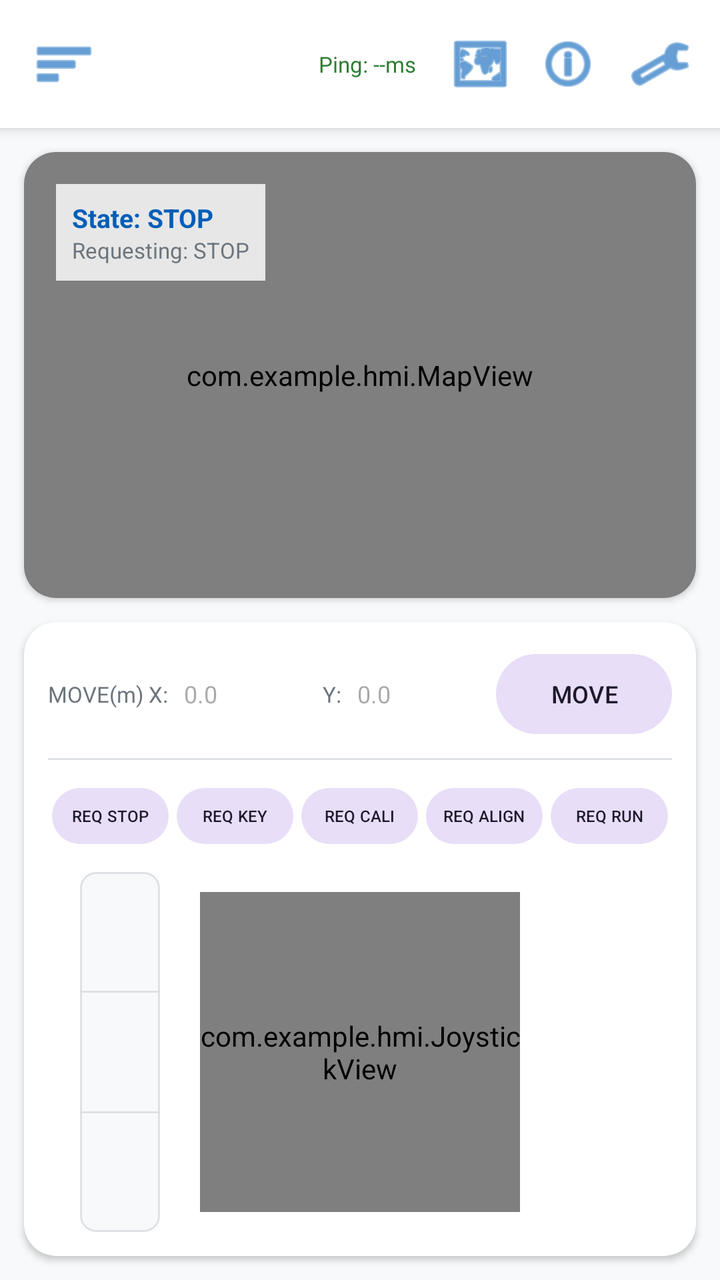
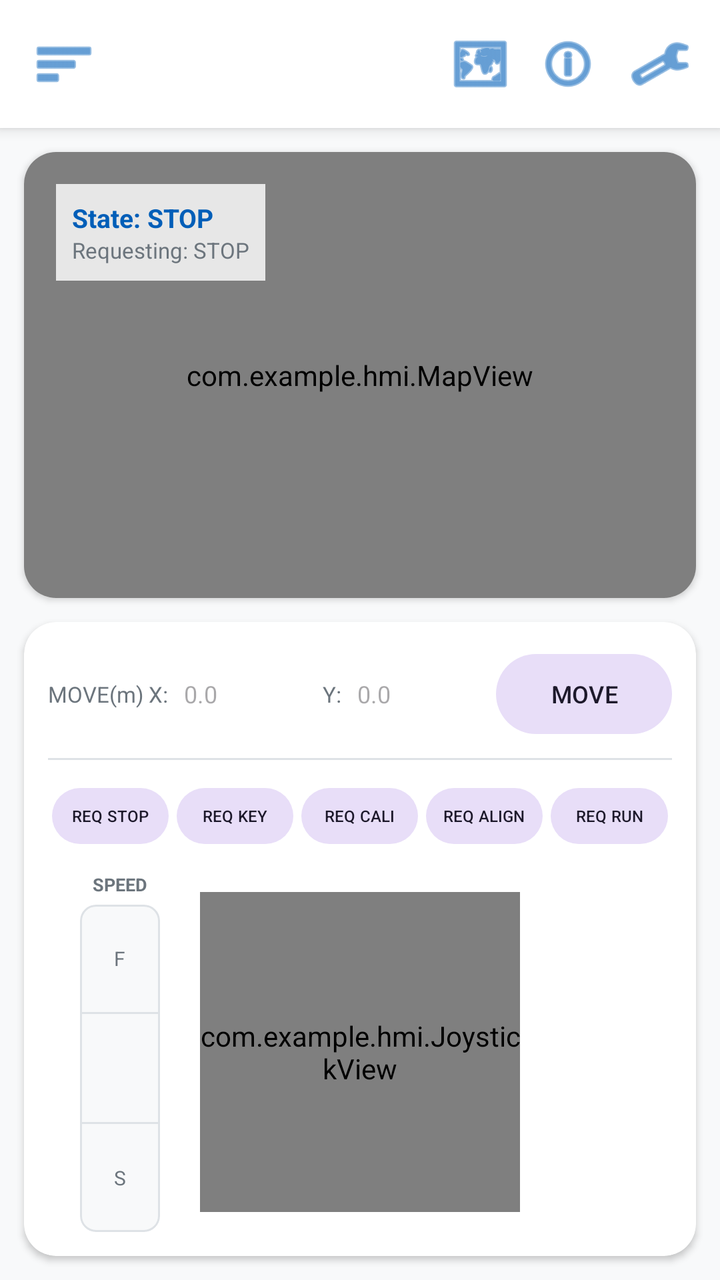

Two renders of the same Android screen: before a commit and after it. Below are the layout's source before the change and the commit's diff.
<!-- AndroidManifest.xml: application theme Theme.HMI -->
<!-- res/layout/fragment_control.xml -->
<?xml version="1.0" encoding="utf-8"?>
<androidx.constraintlayout.widget.ConstraintLayout xmlns:android="http://schemas.android.com/apk/res/android"
    xmlns:app="http://schemas.android.com/apk/res-auto"
    android:layout_width="match_parent"
    android:layout_height="match_parent"
    android:background="@color/surface_background">

    <include
        android:id="@+id/topBar"
        layout="@layout/layout_top_bar"
        app:layout_constraintTop_toTopOf="parent" />

    
    <com.google.android.material.card.MaterialCardView
        android:id="@+id/mapCard"
        style="@style/HMI.Card"
        android:layout_width="0dp"
        android:layout_height="0dp"
        android:layout_margin="12dp"
        app:layout_constraintTop_toBottomOf="@id/topBar"
        app:layout_constraintBottom_toTopOf="@id/bottomControl"
        app:layout_constraintStart_toStartOf="parent"
        app:layout_constraintEnd_toEndOf="parent">

        <com.example.hmi.MapView
            android:id="@+id/mapViewZoom"
            android:layout_width="match_parent"
            android:layout_height="match_parent" />

        
        <LinearLayout
            android:layout_width="wrap_content"
            android:layout_height="wrap_content"
            android:orientation="vertical"
            android:background="#D0FFFFFF"
            android:padding="8dp"
            android:layout_margin="16dp">
            <TextView
                android:id="@+id/tvCurrentState"
                android:layout_width="wrap_content"
                android:layout_height="wrap_content"
                android:text="State: STOP"
                android:textSize="13sp"
                android:textStyle="bold"
                android:textColor="@color/uos_blue" />
            <TextView
                android:id="@+id/tvRequestedState"
                android:layout_width="wrap_content"
                android:layout_height="wrap_content"
                android:text="Requesting: STOP"
                android:textSize="11sp"
                android:textColor="@color/text_secondary" />
        </LinearLayout>
    </com.google.android.material.card.MaterialCardView>

    
    <com.google.android.material.card.MaterialCardView
        android:id="@+id/bottomControl"
        style="@style/HMI.Card"
        android:layout_width="0dp"
        android:layout_height="wrap_content"
        android:layout_margin="12dp"
        app:layout_constraintBottom_toBottomOf="parent"
        app:layout_constraintStart_toStartOf="parent"
        app:layout_constraintEnd_toEndOf="parent">

        <LinearLayout
            android:layout_width="match_parent"
            android:layout_height="wrap_content"
            android:orientation="vertical"
            android:padding="12dp">

            
            <LinearLayout
                android:layout_width="match_parent"
                android:layout_height="wrap_content"
                android:orientation="horizontal"
                android:gravity="center_vertical"
                android:paddingBottom="8dp">
                <TextView android:layout_width="wrap_content" android:layout_height="wrap_content" android:text="MOVE(m) X:" android:textSize="11sp" android:textColor="@color/text_secondary" />
                <EditText android:id="@+id/etTargetX" android:layout_width="0dp" android:layout_height="wrap_content" android:layout_weight="1" android:inputType="numberDecimal|numberSigned" android:hint="0.0" android:textSize="12sp" android:background="@null" android:padding="4dp" android:layout_marginStart="4dp" />
                <TextView android:layout_width="wrap_content" android:layout_height="wrap_content" android:text="Y:" android:textSize="11sp" android:layout_marginStart="8dp" android:textColor="@color/text_secondary" />
                <EditText android:id="@+id/etTargetY" android:layout_width="0dp" android:layout_height="wrap_content" android:layout_weight="1" android:inputType="numberDecimal|numberSigned" android:hint="0.0" android:textSize="12sp" android:background="@null" android:padding="4dp" android:layout_marginStart="4dp" />
                <Button android:id="@+id/btnMove" style="@style/Widget.Material3.Button.TonalButton" android:layout_width="wrap_content" android:layout_height="wrap_content" android:text="MOVE" android:textSize="12sp" android:layout_marginStart="8dp" />
            </LinearLayout>

            <View android:layout_width="match_parent" android:layout_height="1dp" android:background="@color/border_gray" android:layout_marginBottom="8dp" />

            
            <LinearLayout
                android:layout_width="match_parent"
                android:layout_height="wrap_content"
                android:orientation="horizontal">
                <Button android:id="@+id/btnStop" style="@style/Widget.Material3.Button.TonalButton" android:layout_width="0dp" android:layout_height="36dp" android:layout_weight="1" android:text="REQ STOP" android:textSize="8sp" android:padding="0dp" android:layout_margin="2dp" />
                <Button android:id="@+id/btnKey" style="@style/Widget.Material3.Button.TonalButton" android:layout_width="0dp" android:layout_height="36dp" android:layout_weight="1" android:text="REQ KEY" android:textSize="8sp" android:padding="0dp" android:layout_margin="2dp" />
                <Button android:id="@+id/btnCali" style="@style/Widget.Material3.Button.TonalButton" android:layout_width="0dp" android:layout_height="36dp" android:layout_weight="1" android:text="REQ CALI" android:textSize="8sp" android:padding="0dp" android:layout_margin="2dp" />
                <Button android:id="@+id/btnAlign" style="@style/Widget.Material3.Button.TonalButton" android:layout_width="0dp" android:layout_height="36dp" android:layout_weight="1" android:text="REQ ALIGN" android:textSize="8sp" android:padding="0dp" android:layout_margin="2dp" />
                <Button android:id="@+id/btnRun" style="@style/Widget.Material3.Button.TonalButton" android:layout_width="0dp" android:layout_height="36dp" android:layout_weight="1" android:text="REQ RUN" android:textSize="8sp" android:padding="0dp" android:layout_margin="2dp" />
            </LinearLayout>

            
            <androidx.constraintlayout.widget.ConstraintLayout
                android:layout_width="match_parent"
                android:layout_height="180dp"
                android:layout_marginTop="8dp">

                
                <com.google.android.material.card.MaterialCardView
                    android:id="@+id/speedBarContainer"
                    android:layout_width="40dp"
                    android:layout_height="0dp"
                    android:layout_marginStart="16dp"
                    app:cardCornerRadius="8dp"
                    app:cardElevation="0dp"
                    app:layout_constraintBottom_toBottomOf="parent"
                    app:layout_constraintStart_toStartOf="parent"
                    app:layout_constraintTop_toTopOf="parent"
                    app:strokeColor="@color/border_gray"
                    app:strokeWidth="1dp"
                    android:clickable="true"
                    android:focusable="true">

                    <LinearLayout
                        android:layout_width="match_parent"
                        android:layout_height="match_parent"
                        android:orientation="vertical">

                        <View
                            android:id="@+id/speedFast"
                            android:layout_width="match_parent"
                            android:layout_height="0dp"
                            android:layout_weight="1"
                            android:background="@color/surface_background" />

                        <View
                            android:layout_width="match_parent"
                            android:layout_height="1dp"
                            android:background="@color/border_gray" />

                        <View
                            android:id="@+id/speedMedium"
                            android:layout_width="match_parent"
                            android:layout_height="0dp"
                            android:layout_weight="1"
                            android:background="@color/surface_background" />

                        <View
                            android:layout_width="match_parent"
                            android:layout_height="1dp"
                            android:background="@color/border_gray" />

                        <View
                            android:id="@+id/speedSlow"
                            android:layout_width="match_parent"
                            android:layout_height="0dp"
                            android:layout_weight="1"
                            android:background="@color/surface_background" />
                    </LinearLayout>
                </com.google.android.material.card.MaterialCardView>

                <com.example.hmi.JoystickView
                    android:id="@+id/joystickView"
                    android:layout_width="160dp"
                    android:layout_height="160dp"
                    app:layout_constraintBottom_toBottomOf="parent"
                    app:layout_constraintEnd_toEndOf="parent"
                    app:layout_constraintStart_toStartOf="parent"
                    app:layout_constraintTop_toTopOf="parent" />

            </androidx.constraintlayout.widget.ConstraintLayout>

        </LinearLayout>
    </com.google.android.material.card.MaterialCardView>

</androidx.constraintlayout.widget.ConstraintLayout>
<!-- res/layout/layout_top_bar.xml (included above) -->
<?xml version="1.0" encoding="utf-8"?>
<androidx.constraintlayout.widget.ConstraintLayout xmlns:android="http://schemas.android.com/apk/res/android"
    xmlns:app="http://schemas.android.com/apk/res-auto"
    android:layout_width="match_parent"
    android:layout_height="64dp"
    android:background="@color/surface_card"
    android:elevation="4dp"
    android:paddingEnd="8dp">

    <ImageButton
        android:id="@+id/btnMenu"
        android:layout_width="48dp"
        android:layout_height="48dp"
        android:src="@android:drawable/ic_menu_sort_by_size"
        android:background="?attr/selectableItemBackgroundBorderless"
        app:tint="@color/uos_blue"
        android:layout_marginStart="8dp"
        app:layout_constraintTop_toTopOf="parent"
        app:layout_constraintBottom_toBottomOf="parent"
        app:layout_constraintStart_toStartOf="parent" />

    <TextView
        android:id="@+id/tvPing"
        android:layout_width="wrap_content"
        android:layout_height="wrap_content"
        android:text="Ping: --ms"
        android:textSize="11sp"
        android:textColor="@color/accent_green"
        app:layout_constraintTop_toTopOf="parent"
        app:layout_constraintBottom_toBottomOf="parent"
        app:layout_constraintEnd_toStartOf="@id/btnFullMap"
        android:layout_marginEnd="12dp" />

    <ImageButton
        android:id="@+id/btnFullMap"
        android:layout_width="40dp"
        android:layout_height="40dp"
        android:src="@android:drawable/ic_menu_mapmode"
        android:background="?attr/selectableItemBackgroundBorderless"
        app:tint="@color/uos_blue"
        app:layout_constraintTop_toTopOf="parent"
        app:layout_constraintBottom_toBottomOf="parent"
        app:layout_constraintEnd_toStartOf="@id/btnLogs"
        android:layout_marginEnd="4dp" />

    <ImageButton
        android:id="@+id/btnLogs"
        android:layout_width="40dp"
        android:layout_height="40dp"
        android:src="@android:drawable/ic_menu_info_details"
        android:background="?attr/selectableItemBackgroundBorderless"
        app:tint="@color/uos_blue"
        app:layout_constraintTop_toTopOf="parent"
        app:layout_constraintBottom_toBottomOf="parent"
        app:layout_constraintEnd_toStartOf="@id/btnSettings"
        android:layout_marginEnd="4dp" />

    <ImageButton
        android:id="@+id/btnSettings"
        android:layout_width="44dp"
        android:layout_height="44dp"
        android:src="@android:drawable/ic_menu_manage"
        android:background="?attr/selectableItemBackgroundBorderless"
        app:tint="@color/uos_blue"
        app:layout_constraintTop_toTopOf="parent"
        app:layout_constraintBottom_toBottomOf="parent"
        app:layout_constraintEnd_toEndOf="parent" />

</androidx.constraintlayout.widget.ConstraintLayout>
<!-- resources referenced by this layout -->
<resources>
  <color name="accent_green">#2E7D32</color>
  <color name="border_gray">#DEE2E6</color>
  <color name="surface_background">#F8F9FA</color>
  <color name="surface_card">#FFFFFF</color>
  <color name="text_secondary">#6C757D</color>
  <color name="uos_blue">#005EB8</color>
  <style name="HMI.Card" parent="Widget.Material3.CardView.Elevated">
          <item name="cardBackgroundColor">@color/surface_card</item>
          <item name="cardCornerRadius">16dp</item>
          <item name="cardElevation">2dp</item>
      </style>
  <style name="Theme.HMI" parent="Base.Theme.HMI" />
  <style name="Base.Theme.HMI" parent="Theme.Material3.DayNight.NoActionBar">
          <item name="colorPrimary">@color/uos_blue</item>
          <item name="colorOnPrimary">@color/white</item>
          <item name="colorSecondary">@color/uos_blue_dark</item>
          <item name="android:windowBackground">@color/surface_background</item>
  
          
          <item name="android:statusBarColor">@android:color/transparent</item>
          <item name="android:navigationBarColor">@android:color/transparent</item>
          <item name="android:windowLightStatusBar" tools:targetApi="m">true</item>
          <item name="android:windowLightNavigationBar" tools:targetApi="o">true</item>
  
          <item name="shapeAppearanceSmallComponent">@style/ShapeAppearance.HMI.Small</item>
          <item name="shapeAppearanceMediumComponent">@style/ShapeAppearance.HMI.Medium</item>
      </style>
  <color name="white">#FFFFFFFF</color>
  <color name="uos_blue_dark">#004094</color>
  <style name="ShapeAppearance.HMI.Small" parent="ShapeAppearance.Material3.SmallComponent">
          <item name="cornerSize">8dp</item>
      </style>
  <style name="ShapeAppearance.HMI.Medium" parent="ShapeAppearance.Material3.MediumComponent">
          <item name="cornerSize">16dp</item>
      </style>
</resources>

<!-- the commit's change to res/layout/fragment_control.xml (unified diff, before → after) -->
@@ -105,58 +105,98 @@
                 android:layout_marginTop="8dp">
 
                 
-                <com.google.android.material.card.MaterialCardView
-                    android:id="@+id/speedBarContainer"
-                    android:layout_width="40dp"
+                <LinearLayout
+                    android:id="@+id/speedControlArea"
+                    android:layout_width="wrap_content"
                     android:layout_height="0dp"
                     android:layout_marginStart="16dp"
-                    app:cardCornerRadius="8dp"
-                    app:cardElevation="0dp"
+                    android:orientation="vertical"
+                    android:gravity="center_horizontal"
                     app:layout_constraintBottom_toBottomOf="parent"
                     app:layout_constraintStart_toStartOf="parent"
-                    app:layout_constraintTop_toTopOf="parent"
-                    app:strokeColor="@color/border_gray"
-                    app:strokeWidth="1dp"
-                    android:clickable="true"
-                    android:focusable="true">
-
-                    <LinearLayout
-                        android:layout_width="match_parent"
-                        android:layout_height="match_parent"
-                        android:orientation="vertical">
-
-                        <View
-                            android:id="@+id/speedFast"
+                    app:layout_constraintTop_toTopOf="parent">
+
+                    <TextView
+                        android:layout_width="wrap_content"
+                        android:layout_height="wrap_content"
+                        android:text="SPEED"
+                        android:textSize="9sp"
+                        android:textStyle="bold"
+                        android:textColor="@color/text_secondary"
+                        android:layout_marginBottom="4dp" />
+
+                    <com.google.android.material.card.MaterialCardView
+                        android:id="@+id/speedBarContainer"
+                        android:layout_width="40dp"
+                        android:layout_height="0dp"
+                        android:layout_weight="1"
+                        app:cardCornerRadius="8dp"
+                        app:cardElevation="0dp"
+                        app:strokeColor="@color/border_gray"
+                        app:strokeWidth="1dp"
+                        android:clickable="true"
+                        android:focusable="true">
+
+                        <LinearLayout
                             android:layout_width="match_parent"
-                            android:layout_height="0dp"
-                            android:layout_weight="1"
-                            android:background="@color/surface_background" />
-
-                        <View
-                            android:layout_width="match_parent"
-                            android:layout_height="1dp"
-                            android:background="@color/border_gray" />
-
-                        <View
-                            android:id="@+id/speedMedium"
-                            android:layout_width="match_parent"
-                            android:layout_height="0dp"
-                            android:layout_weight="1"
-                            android:background="@color/surface_background" />
-
-                        <View
-                            android:layout_width="match_parent"
-                            android:layout_height="1dp"
-                            android:background="@color/border_gray" />
-
-                        <View
-                            android:id="@+id/speedSlow"
-                            android:layout_width="match_parent"
-                            android:layout_height="0dp"
-                            android:layout_weight="1"
-                            android:background="@color/surface_background" />
-                    </LinearLayout>
-                </com.google.android.material.card.MaterialCardView>
+                            android:layout_height="match_parent"
+                            android:orientation="vertical">
+
+                            <FrameLayout
+                                android:layout_width="match_parent"
+                                android:layout_height="0dp"
+                                android:layout_weight="1">
+                                <View
+                                    android:id="@+id/speedFast"
+                                    android:layout_width="match_parent"
+                                    android:layout_height="match_parent"
+                                    android:background="@color/surface_background" />
+                                <TextView
+                                    android:layout_width="wrap_content"
+                                    android:layout_height="wrap_content"
+                                    android:text="F"
+                                    android:textSize="10sp"
+                                    android:layout_gravity="center"
+                                    android:textColor="@color/text_secondary" />
+                            </FrameLayout>
+
+                            <View
+                                android:layout_width="match_parent"
+                                android:layout_height="1dp"
+                                android:background="@color/border_gray" />
+
+                            <View
+                                android:id="@+id/speedMedium"
+                                android:layout_width="match_parent"
+                                android:layout_height="0dp"
+                                android:layout_weight="1"
+                                android:background="@color/surface_background" />
+
+                            <View
+                                android:layout_width="match_parent"
+                                android:layout_height="1dp"
+                                android:background="@color/border_gray" />
+
+                            <FrameLayout
+                                android:layout_width="match_parent"
+                                android:layout_height="0dp"
+                                android:layout_weight="1">
+                                <View
+                                    android:id="@+id/speedSlow"
+                                    android:layout_width="match_parent"
+                                    android:layout_height="match_parent"
+                                    android:background="@color/surface_background" />
+                                <TextView
+                                    android:layout_width="wrap_content"
+                                    android:layout_height="wrap_content"
+                                    android:text="S"
+                                    android:textSize="10sp"
+                                    android:layout_gravity="center"
+                                    android:textColor="@color/text_secondary" />
+                            </FrameLayout>
+                        </LinearLayout>
+                    </com.google.android.material.card.MaterialCardView>
+                </LinearLayout>
 
                 <com.example.hmi.JoystickView
                     android:id="@+id/joystickView"
@@ -195,18 +235,6 @@
         app:layout_constraintBottom_toBottomOf="parent"
         app:layout_constraintStart_toStartOf="parent" />
 
-    <TextView
-        android:id="@+id/tvPing"
-        android:layout_width="wrap_content"
-        android:layout_height="wrap_content"
-        android:text="Ping: --ms"
-        android:textSize="11sp"
-        android:textColor="@color/accent_green"
-        app:layout_constraintTop_toTopOf="parent"
-        app:layout_constraintBottom_toBottomOf="parent"
-        app:layout_constraintEnd_toStartOf="@id/btnFullMap"
-        android:layout_marginEnd="12dp" />
-
     <ImageButton
         android:id="@+id/btnFullMap"
         android:layout_width="40dp"
<!-- resource entries referenced after the edit -->
@@ -1,6 +1,5 @@
 <!-- resources referenced by this layout -->
 <resources>
-  <color name="accent_green">#2E7D32</color>
   <color name="border_gray">#DEE2E6</color>
   <color name="surface_background">#F8F9FA</color>
   <color name="surface_card">#FFFFFF</color>
